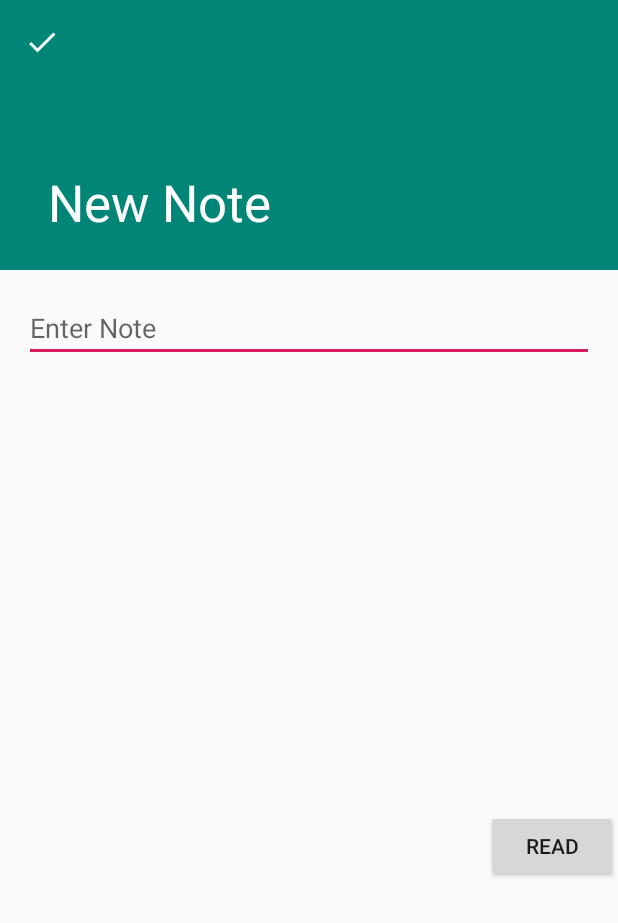
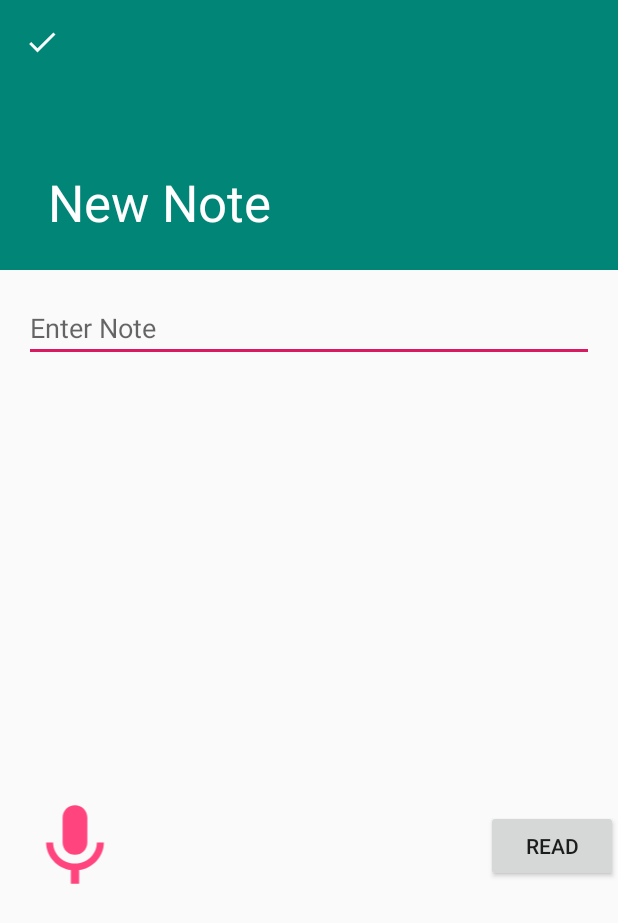
Before and after one commit to fadi-dasus/Android, an Android app: the EditorActivity screen opened directly, with no data from a screen before it, on a phone screen of 412 x 824 dp. Shown: the top 923 px of the screen. Run offline under Robolectric (Android 15) with nearby library versions, the phone set to English and light mode, and no system bars; our stand-ins replace ButterKnife.

Commit message:
add speak to text to the editor activity

```diff
--- /dev/null
+++ b/NoteTakingApp/app/src/main/res/drawable/ic_mic.xml
@@ -0,0 +1,5 @@
+<vector android:height="24dp" android:tint="#FF447E"
+    android:viewportHeight="24.0" android:viewportWidth="24.0"
+    android:width="24dp" xmlns:android="http://schemas.android.com/apk/res/android">
+    <path android:fillColor="#FF000000" android:pathData="M12,14c1.66,0 2.99,-1.34 2.99,-3L15,5c0,-1.66 -1.34,-3 -3,-3S9,3.34 9,5v6c0,1.66 1.34,3 3,3zM17.3,11c0,3 -2.54,5.1 -5.3,5.1S6.7,14 6.7,11L5,11c0,3.41 2.72,6.23 6,6.72L11,21h2v-3.28c3.28,-0.48 6,-3.3 6,-6.72h-1.7z"/>
+</vector>
--- a/NoteTakingApp/app/src/main/res/layout/activity_editor.xml
+++ b/NoteTakingApp/app/src/main/res/layout/activity_editor.xml
@@ -41,10 +41,23 @@
         android:id="@+id/Read_button"
         android:layout_width="wrap_content"
         android:layout_height="wrap_content"
+        android:onClick="ClickMeToSpeakUP"
         android:text="Read"
-        android:onClick="ClickMeToSpeakUP"
         app:layout_anchor="@+id/include"
         app:layout_anchorGravity="end|center" />
 
+    <ImageView
+        android:id="@+id/btnSpeak"
+        android:layout_width="100dp"
+        android:layout_height="66dp"
+        android:layout_alignParentBottom="true"
+        android:layout_centerHorizontal="true"
+        android:layout_marginBottom="60dp"
+        android:gravity="center"
+        android:onClick="getSpeechInput"
+        android:src="@drawable/ic_mic"
+        app:layout_anchor="@+id/include"
+        app:layout_anchorGravity="start|center" />
+
 
 </android.support.design.widget.CoordinatorLayout>
```
Also changed, not shown: NoteTakingApp/app/src/main/java/com/fadi/notetakingapp/EditorActivity.java (+34 -0 lines).
